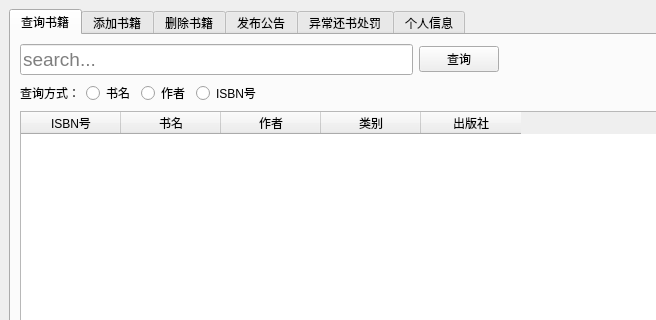
The window that librarianinterface.ui (LGH2713/Library_management_system) describes before a commit, drawn with Qt 5; both pictures show x 0 to 656 and y 0 to 320 of the 911 by 709 pixel window.
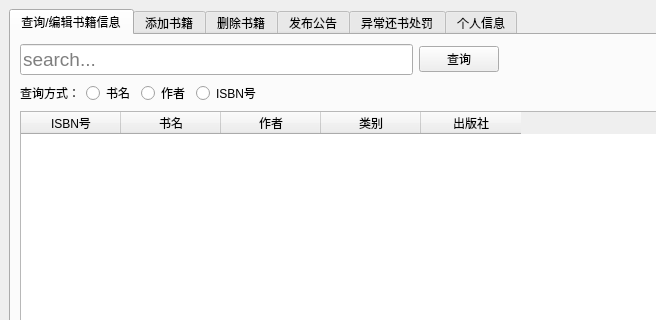
The same window after the commit.

The edit to the form file:
```diff
--- a/librarianinterface.ui
+++ b/librarianinterface.ui
@@ -22,7 +22,7 @@
       </property>
       <widget class="QWidget" name="searchBookInfo">
        <attribute name="title">
-        <string>查询书籍</string>
+        <string>查询/编辑书籍信息</string>
        </attribute>
        <layout class="QGridLayout" name="gridLayout_8">
         <item row="0" column="0">
```
